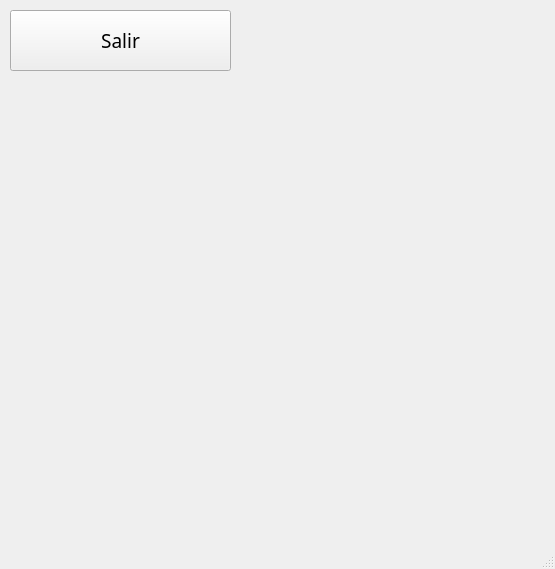
Above: MainWindow.ui from javierlago/lagoamoedo before the change. Below: the same form after it.
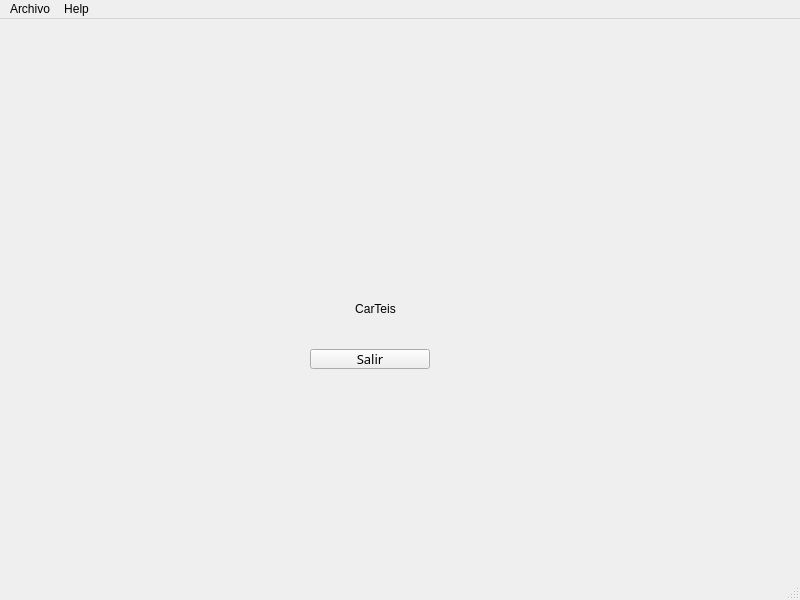
That is the form after the change.

What changed in the file:
```diff
--- a/MainWindow.ui
+++ b/MainWindow.ui
@@ -6,10 +6,22 @@
    <rect>
     <x>0</x>
     <y>0</y>
-    <width>555</width>
-    <height>569</height>
+    <width>800</width>
+    <height>600</height>
    </rect>
   </property>
+  <property name="sizePolicy">
+   <sizepolicy hsizetype="Expanding" vsizetype="Expanding">
+    <horstretch>0</horstretch>
+    <verstretch>0</verstretch>
+   </sizepolicy>
+  </property>
+  <property name="minimumSize">
+   <size>
+    <width>800</width>
+    <height>600</height>
+   </size>
+  </property>
   <property name="windowTitle">
    <string>CarTeis</string>
   </property>
@@ -17,16 +29,34 @@
    <widget class="QPushButton" name="btnSeis">
     <property name="geometry">
      <rect>
-      <x>10</x>
-      <y>10</y>
-      <width>221</width>
-      <height>61</height>
+      <x>310</x>
+      <y>330</y>
+      <width>120</width>
+      <height>20</height>
      </rect>
     </property>
+    <property name="sizePolicy">
+     <sizepolicy hsizetype="Fixed" vsizetype="Fixed">
+      <horstretch>0</horstretch>
+      <verstretch>0</verstretch>
+     </sizepolicy>
+    </property>
+    <property name="minimumSize">
+     <size>
+      <width>120</width>
+      <height>20</height>
+     </size>
+    </property>
+    <property name="maximumSize">
+     <size>
+      <width>116</width>
+      <height>20</height>
+     </size>
+    </property>
     <property name="font">
      <font>
       <family>ProFont IIx Nerd Font Mono</family>
-      <pointsize>14</pointsize>
+      <pointsize>10</pointsize>
      </font>
     </property>
     <property name="mouseTracking">
@@ -39,16 +69,64 @@
      <string>Salir</string>
     </property>
    </widget>
+   <widget class="QLabel" name="lblTitle">
+    <property name="geometry">
+     <rect>
+      <x>260</x>
+      <y>280</y>
+      <width>231</width>
+      <height>20</height>
+     </rect>
+    </property>
+    <property name="sizePolicy">
+     <sizepolicy hsizetype="Expanding" vsizetype="Expanding">
+      <horstretch>0</horstretch>
+      <verstretch>0</verstretch>
+     </sizepolicy>
+    </property>
+    <property name="minimumSize">
+     <size>
+      <width>120</width>
+      <height>20</height>
+     </size>
+    </property>
+    <property name="maximumSize">
+     <size>
+      <width>240</width>
+      <height>40</height>
+     </size>
+    </property>
+    <property name="text">
+     <string>CarTeis</string>
+    </property>
+    <property name="alignment">
+     <set>Qt::AlignCenter</set>
+    </property>
+   </widget>
   </widget>
   <widget class="QMenuBar" name="menubar">
    <property name="geometry">
     <rect>
      <x>0</x>
      <y>0</y>
-     <width>555</width>
+     <width>800</width>
      <height>21</height>
     </rect>
    </property>
+   <widget class="QMenu" name="menuArchivo">
+    <property name="title">
+     <string>Archivo</string>
+    </property>
+    <addaction name="actionSalir"/>
+   </widget>
+   <widget class="QMenu" name="menuHelp">
+    <property name="title">
+     <string>Help</string>
+    </property>
+    <addaction name="actionAcerca_de"/>
+   </widget>
+   <addaction name="menuArchivo"/>
+   <addaction name="menuHelp"/>
   </widget>
   <widget class="QStatusBar" name="statusbar"/>
  </widget>
```
Left out of the diff: 12 changed lines with no effect on the pictures.
